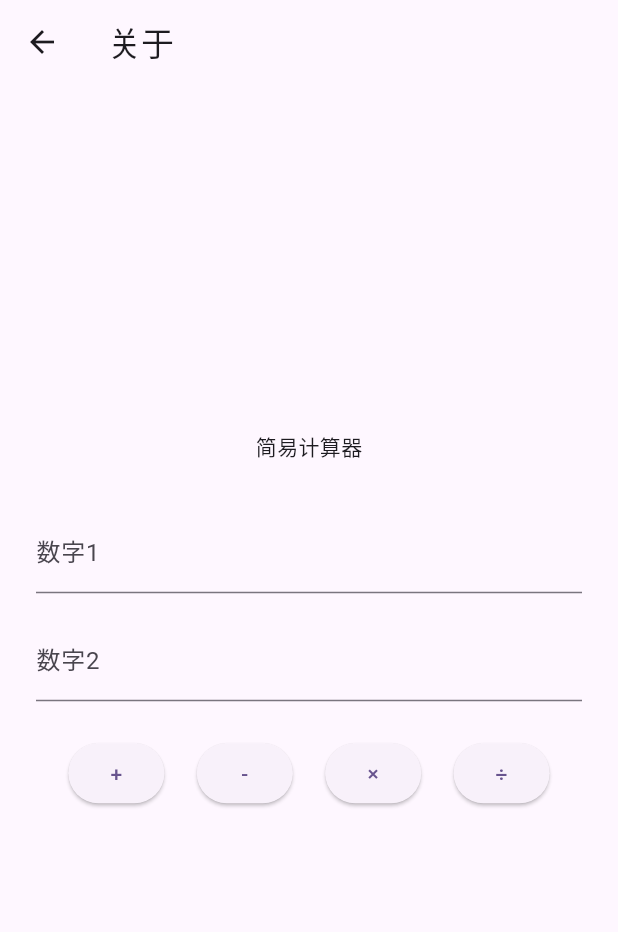
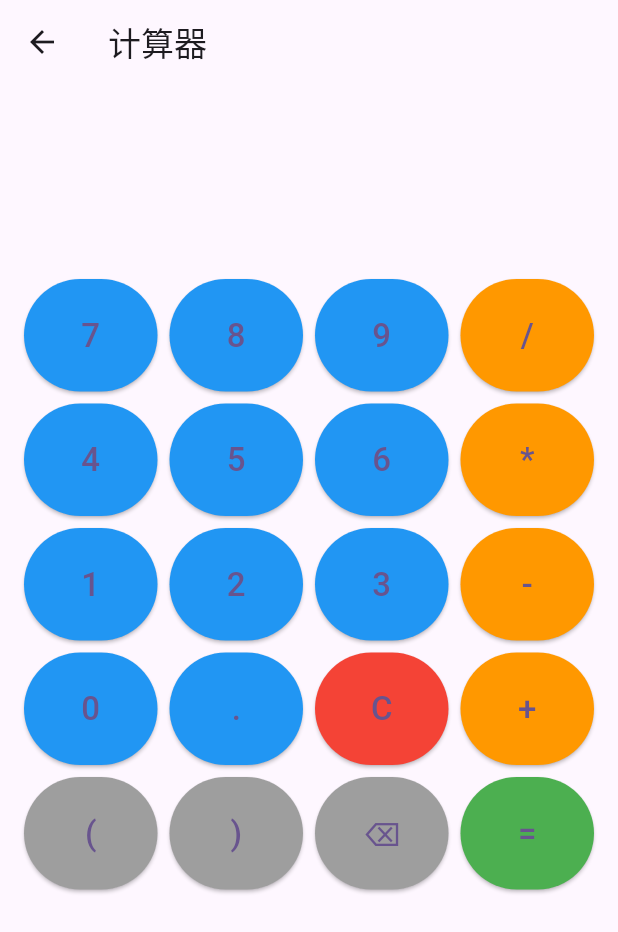
Before and after one commit to Zeppeliiif/flutterHW, a Flutter app: the AboutPage screen opened directly, on a phone screen of 412 x 824 dp. Shown: the top 932 px of the screen. Run offline on Flutter 3.47's test engine with Material 3 defaults, Android fonts, the phone set to English and light mode, and no system bars; our stand-ins replace math_expressions.

Commit message:
update calculator

```diff
--- a/lib/about.dart
+++ b/lib/about.dart
@@ -1,4 +1,5 @@
 import 'package:flutter/material.dart';
+import 'package:math_expressions/math_expressions.dart';
 
 class AboutPage extends StatefulWidget {
   const AboutPage({super.key});
@@ -8,81 +9,119 @@ class AboutPage extends StatefulWidget {
 }
 
 class _AboutPageState extends State<AboutPage> {
-  final TextEditingController _controller1 = TextEditingController();
-  final TextEditingController _controller2 = TextEditingController();
+  String _expression = '';
   String _result = '';
 
-  void _calculate(String op) {
-    double? num1 = double.tryParse(_controller1.text);
-    double? num2 = double.tryParse(_controller2.text);
-    if (num1 == null || num2 == null) {
-      setState(() {
-        _result = '请输入有效数字';
-      });
-      return;
-    }
-    double res;
-    switch (op) {
-      case '+':
-        res = num1 + num2;
-        break;
-      case '-':
-        res = num1 - num2;
-        break;
-      case '*':
-        res = num1 * num2;
-        break;
-      case '/':
-        if (num2 == 0) {
-          setState(() {
-            _result = '除数不能为0';
-          });
-          return;
+  void _onPressed(String value) {
+    setState(() {
+      if (value == 'C') {
+        _expression = '';
+        _result = '';
+      } else if (value == '⌫') {
+        if (_expression.isNotEmpty) {
+          _expression = _expression.substring(0, _expression.length - 1);
         }
-        res = num1 / num2;
-        break;
-      default:
-        res = 0;
-    }
-    setState(() {
-      _result = '结果：$res';
+      } else if (value == '=') {
+        try {
+          Parser p = Parser();
+          Expression exp = p.parse(
+            _expression.replaceAll('×', '*').replaceAll('÷', '/'),
+          );
+          ContextModel cm = ContextModel();
+          double eval = exp.evaluate(EvaluationType.REAL, cm);
+          _result = '= $eval';
+        } catch (e) {
+          _result = '错误';
+        }
+      } else {
+        _expression += value;
+      }
     });
+  }
+
+  Widget _buildButton(String text, {Color? color}) {
+    return Expanded(
+      child: Padding(
+        padding: const EdgeInsets.all(4.0),
+        child: ElevatedButton(
+          style: ElevatedButton.styleFrom(
+            backgroundColor: color ?? Colors.blue,
+            padding: const EdgeInsets.symmetric(vertical: 22),
+          ),
+          onPressed: () => _onPressed(text),
+          child: Text(text, style: const TextStyle(fontSize: 22)),
+        ),
+      ),
+    );
   }
 
   @override
   Widget build(BuildContext context) {
     return Scaffold(
-      appBar: AppBar(title: const Text('关于')),
+      appBar: AppBar(title: const Text('计算器')),
       body: Padding(
-        padding: const EdgeInsets.all(24.0),
+        padding: const EdgeInsets.all(12.0),
         child: Column(
-          mainAxisAlignment: MainAxisAlignment.center,
           children: [
-            const Text('简易计算器'),
-            const SizedBox(height: 32),
-            TextField(
-              controller: _controller1,
-              keyboardType: TextInputType.number,
-              decoration: const InputDecoration(labelText: '数字1'),
+            const SizedBox(height: 20),
+            Container(
+              alignment: Alignment.centerRight,
+              child: Text(_expression, style: const TextStyle(fontSize: 28)),
             ),
-            const SizedBox(height: 16),
-            TextField(
-              controller: _controller2,
-              keyboardType: TextInputType.number,
-              decoration: const InputDecoration(labelText: '数字2'),
+            Container(
+              alignment: Alignment.centerRight,
+              child: Text(
+                _result,
+                style: const TextStyle(fontSize: 24, color: Colors.green),
+              ),
             ),
-            const SizedBox(height: 24),
-            Row(
-              mainAxisAlignment: MainAxisAlignment.spaceEvenly,
-              children: [
-                ElevatedButton(onPressed: () => _calculate('+'), child: const Text('+')),
-                ElevatedButton(onPressed: () => _calculate('-'), child: const Text('-')),
-                ElevatedButton(onPressed: () => _calculate('*'), child: const Text('×')),
-                ElevatedButton(onPressed: () => _calculate('/'), child: const Text('÷')),
-              ],
+            const SizedBox(height: 20),
+            Expanded(
+              child: Column(
+                children: [
+                  Row(
+                    children: [
+                      _buildButton('7'),
+                      _buildButton('8'),
+                      _buildButton('9'),
+                      _buildButton('/', color: Colors.orange),
+                    ],
+                  ),
+                  Row(
+                    children: [
+                      _buildButton('4'),
+                      _buildButton('5'),
+                      _buildButton('6'),
+                      _buildButton('*', color: Colors.orange),
+                    ],
+                  ),
+                  Row(
+                    children: [
+                      _buildButton('1'),
+                      _buildButton('2'),
+                      _buildButton('3'),
+                      _buildButton('-', color: Colors.orange),
+                    ],
+                  ),
+                  Row(
+                    children: [
+                      _buildButton('0'),
+                      _buildButton('.'),
+                      _buildButton('C', color: Colors.red),
+                      _buildButton('+', color: Colors.orange),
+                    ],
+                  ),
+                  Row(
+                    children: [
+                      _buildButton('(', color: Colors.grey),
+                      _buildButton(')', color: Colors.grey),
+                      _buildButton('⌫', color: Colors.grey),
+                      _buildButton('=', color: Colors.green),
+                    ],
+                  ),
+                ],
+              ),
             ),
-            const SizedBox(height: 24),
-            Text(_result, style: const TextStyle(fontSize: 20)),
           ],
         ),
       ),
--- a/pubspec.yaml
+++ b/pubspec.yaml
@@ -40,13 +40,15 @@ dev_dependencies:
   flutter_test:
     sdk: flutter
 
+
+
   # The "flutter_lints" package below contains a set of recommended lints to
   # encourage good coding practices. The lint set provided by the package is
   # activated in the `analysis_options.yaml` file located at the root of your
   # package. See that file for information about deactivating specific lint
   # rules and activating additional ones.
   flutter_lints: ^5.0.0
-
+  math_expressions: ^2.4.0
 # For information on the generic Dart part of this file, see the
 # following page: https://dart.dev/tools/pub/pubspec
 
```
Also changed, not shown: pubspec.lock.
